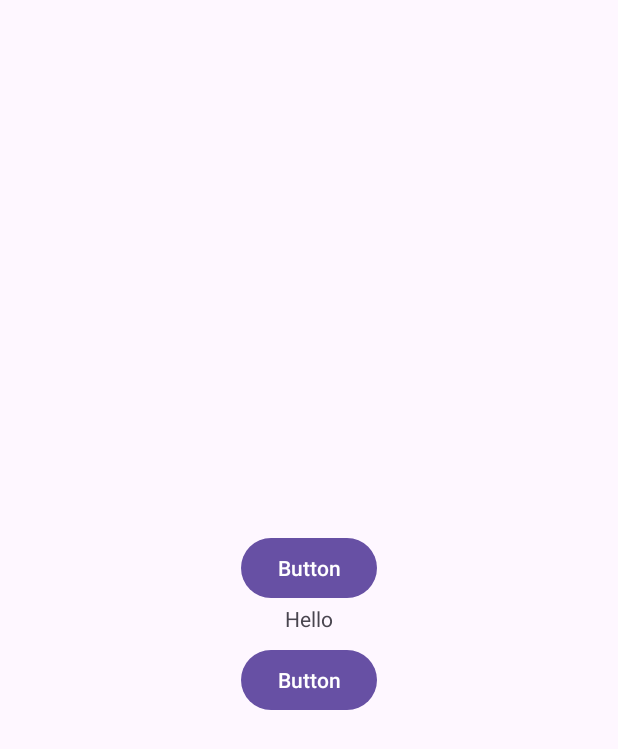
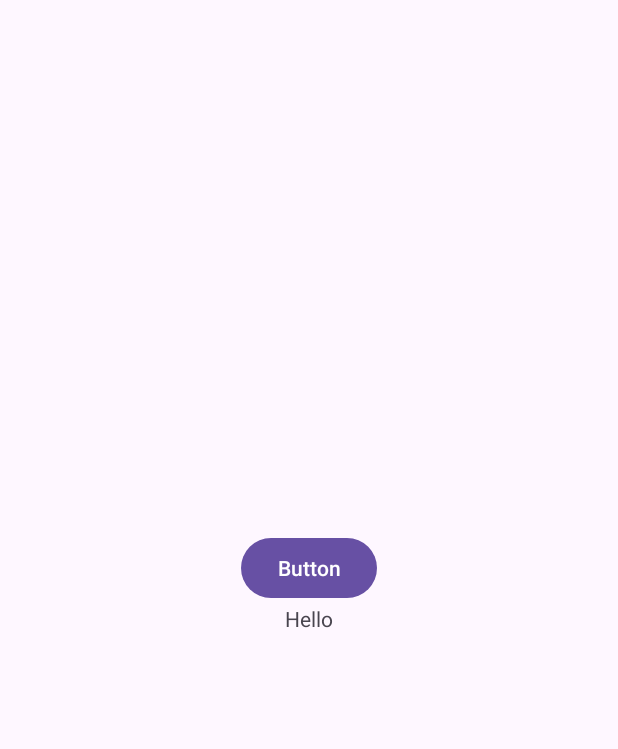
Before and after one commit to dovasd90/Pirmas_praktikos_darbas_Dovydo_Krupausko, an Android app: the screen it shows after launch (MainActivity), after a tap on "Button", on a phone screen of 412 x 824 dp. Shown: the top 749 px of the screen. Run offline under Robolectric (Android 15) with nearby library versions, the phone set to English and light mode, and no system bars.

Commit message:
Revert "Change_button"
This reverts commit 81927e44d080f13b828b4ed559962a0bc0819753.

```diff
--- a/app/src/main/java/com/example/pirmas_praktikos_darbas_dovydo_krupausko/MainActivity.java
+++ b/app/src/main/java/com/example/pirmas_praktikos_darbas_dovydo_krupausko/MainActivity.java
@@ -1,6 +1,5 @@
 package com.example.pirmas_praktikos_darbas_dovydo_krupausko;
 
-import android.graphics.Color;
 import android.os.Bundle;
 import android.view.View;
 import android.widget.TextView;
@@ -29,7 +28,4 @@ public class MainActivity extends AppCompatActivity {
     public void BtnChgTxtClck(View view) {
         this.TvMain.setText("Hello");
     }
-    public void BtnColourChg(View view) {
-        this.TvMain.setTextColor(Color.RED);
-    }
 }
--- a/app/src/main/res/layout/activity_main.xml
+++ b/app/src/main/res/layout/activity_main.xml
@@ -27,15 +27,4 @@
         app:layout_constraintEnd_toEndOf="parent"
         app:layout_constraintStart_toStartOf="parent" />
 
-    <Button
-        android:id="@+id/BtnColourChg"
-        android:layout_width="wrap_content"
-        android:layout_height="wrap_content"
-        android:layout_marginTop="7dp"
-        android:text="Button"
-        android:onClick="BtnColourChg"
-        app:layout_constraintEnd_toEndOf="parent"
-        app:layout_constraintStart_toStartOf="parent"
-        app:layout_constraintTop_toBottomOf="@+id/TvMain" />
-
 </androidx.constraintlayout.widget.ConstraintLayout>
```
